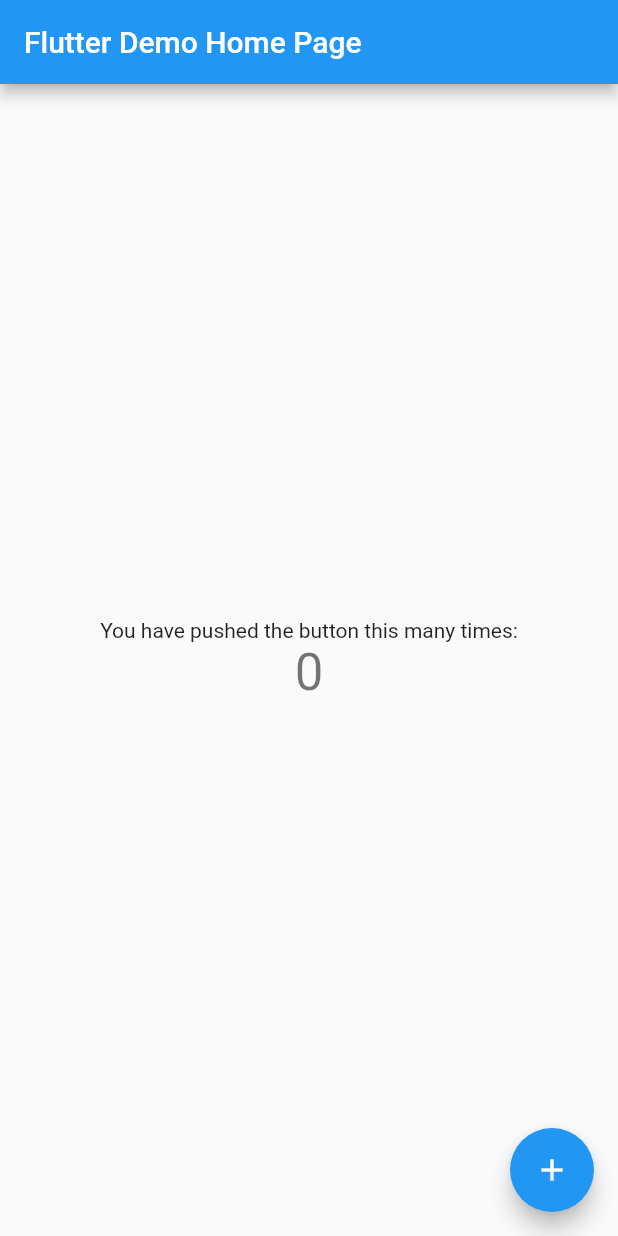
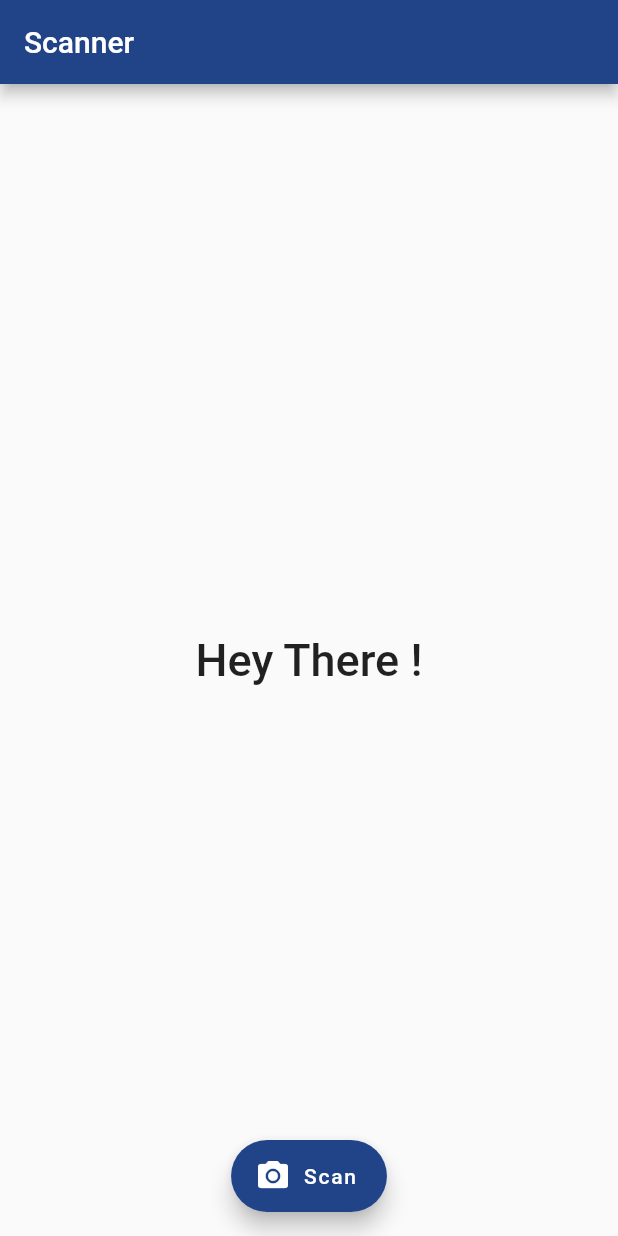
Before and after one commit to plokmij/scannerApp, a Flutter app: the screen it shows after launch, on a phone screen of 412 x 824 dp. Run offline on Flutter 3.47's test engine with Material 2 defaults, Android fonts, the phone set to English and light mode, and no system bars; missing offline and left inert: barcode_scan.

Commit message:
working scanner

```diff
--- a/lib/main.dart
+++ b/lib/main.dart
@@ -1,111 +1,5 @@
 import 'package:flutter/material.dart';
-
-void main() => runApp(MyApp());
-
-class MyApp extends StatelessWidget {
-  // This widget is the root of your application.
-  @override
-  Widget build(BuildContext context) {
-    return MaterialApp(
-      title: 'Flutter Demo',
-      theme: ThemeData(
-        // This is the theme of your application.
-        //
-        // Try running your application with "flutter run". You'll see the
-        // application has a blue toolbar. Then, without quitting the app, try
-        // changing the primarySwatch below to Colors.green and then invoke
-        // "hot reload" (press "r" in the console where you ran "flutter run",
-        // or simply save your changes to "hot reload" in a Flutter IDE).
-        // Notice that the counter didn't reset back to zero; the application
-        // is not restarted.
-        primarySwatch: Colors.blue,
-      ),
-      home: MyHomePage(title: 'Flutter Demo Home Page'),
-    );
-  }
+import 'src/app.dart';
+void main(){
+  runApp(App());
 }
-
-class MyHomePage extends StatefulWidget {
-  MyHomePage({Key key, this.title}) : super(key: key);
-
-  // This widget is the home page of your application. It is stateful, meaning
-  // that it has a State object (defined below) that contains fields that affect
-  // how it looks.
-
-  // This class is the configuration for the state. It holds the values (in this
-  // case the title) provided by the parent (in this case the App widget) and
-  // used by the build method of the State. Fields in a Widget subclass are
-  // always marked "final".
-
-  final String title;
-
-  @override
-  _MyHomePageState createState() => _MyHomePageState();
-}
-
-class _MyHomePageState extends State<MyHomePage> {
-  int _counter = 0;
-
-  void _incrementCounter() {
-    setState(() {
-      // This call to setState tells the Flutter framework that something has
-      // changed in this State, which causes it to rerun the build method below
-      // so that the display can reflect the updated values. If we changed
-      // _counter without calling setState(), then the build method would not be
-      // called again, and so nothing would appear to happen.
-      _counter++;
-    });
-  }
-
-  @override
-  Widget build(BuildContext context) {
-    // This method is rerun every time setState is called, for instance as done
-    // by the _incrementCounter method above.
-    //
-    // The Flutter framework has been optimized to make rerunning build methods
-    // fast, so that you can just rebuild anything that needs updating rather
-    // than having to individually change instances of widgets.
-    return Scaffold(
-      appBar: AppBar(
-        // Here we take the value from the MyHomePage object that was created by
-        // the App.build method, and use it to set our appbar title.
-        title: Text(widget.title),
-      ),
-      body: Center(
-        // Center is a layout widget. It takes a single child and positions it
-        // in the middle of the parent.
-        child: Column(
-          // Column is also layout widget. It takes a list of children and
-          // arranges them vertically. By default, it sizes itself to fit its
-          // children horizontally, and tries to be as tall as its parent.
-          //
-          // Invoke "debug painting" (press "p" in the console, choose the
-          // "Toggle Debug Paint" action from the Flutter Inspector in Android
-          // Studio, or the "Toggle Debug Paint" command in Visual Studio Code)
-          // to see the wireframe for each widget.
-          //
-          // Column has various properties to control how it sizes itself and
-          // how it positions its children. Here we use mainAxisAlignment to
-          // center the children vertically; the main axis here is the vertical
-          // axis because Columns are vertical (the cross axis would be
-          // horizontal).
-          mainAxisAlignment: MainAxisAlignment.center,
-          children: <Widget>[
-            Text(
-              'You have pushed the button this many times:',
-            ),
-            Text(
-              '$_counter',
-              style: Theme.of(context).textTheme.display1,
-            ),
-          ],
-        ),
-      ),
-      floatingActionButton: FloatingActionButton(
-        onPressed: _incrementCounter,
-        tooltip: 'Increment',
-        child: Icon(Icons.add),
-      ), // This trailing comma makes auto-formatting nicer for build methods.
-    );
-  }
-}
--- /dev/null
+++ b/lib/src/app.dart
@@ -0,0 +1,10 @@
+import 'package:flutter/material.dart';
+import 'screens/home.dart';
+
+class App extends StatelessWidget{
+  Widget build(BuildContext context){
+    return MaterialApp(
+      home: Home(),
+    );
+  }
+}
--- /dev/null
+++ b/lib/src/screens/home.dart
@@ -0,0 +1,59 @@
+import 'package:flutter/material.dart';
+import 'package:barcode_scan/barcode_scan.dart';
+import 'dart:async';
+import 'package:flutter/services.dart';
+
+class Home extends StatefulWidget{
+  HomeState createState(){
+    return HomeState();
+  }
+}
+
+
+class HomeState extends State<Home> {
+  String result = "Hey There !";
+  Future _scanQBarCode() async{
+    try{
+      String qrResult =await BarcodeScanner.scan();
+      setState(() {
+        result =qrResult;
+      });
+    } on PlatformException catch (e){
+      if(e.code ==BarcodeScanner.CameraAccessDenied){
+        setState(() {
+          result = "Camera Permission was denied";
+        });
+      } else {
+        setState(() {
+          result = "Unknown Error";
+        });
+      }
+    } on FormatException{
+      setState(() {
+        result = "You pressed the back button before scanning anything";
+      });
+    } catch(ex){
+      setState(() {
+       print("Unknown error $ex") ;
+      });
+    }
+  }
+  Widget build(BuildContext context){
+    return Scaffold(
+      appBar: AppBar(
+        backgroundColor: Color(0xff214489),
+        title: Text("Scanner"),
+      ),
+      body: Center(child:Text(result, style: TextStyle(fontSize: 30, fontWeight: FontWeight.w500),), ),
+      floatingActionButton: FloatingActionButton.extended(
+        icon:Icon(Icons.camera_alt),
+        label: Text("Scan"),
+        onPressed: () {
+          _scanQBarCode();
+        },
+        backgroundColor: Color(0xff214489),
+      ),
+      floatingActionButtonLocation: FloatingActionButtonLocation.centerFloat,
+    );
+  }
+}
--- a/pubspec.yaml
+++ b/pubspec.yaml
@@ -23,6 +23,7 @@ dependencies:
   # The following adds the Cupertino Icons font to your application.
   # Use with the CupertinoIcons class for iOS style icons.
   cupertino_icons: ^0.1.2
+  barcode_scan:
 
 dev_dependencies:
   flutter_test:
```
Also changed, not shown: pubspec.lock, 2 other files.
